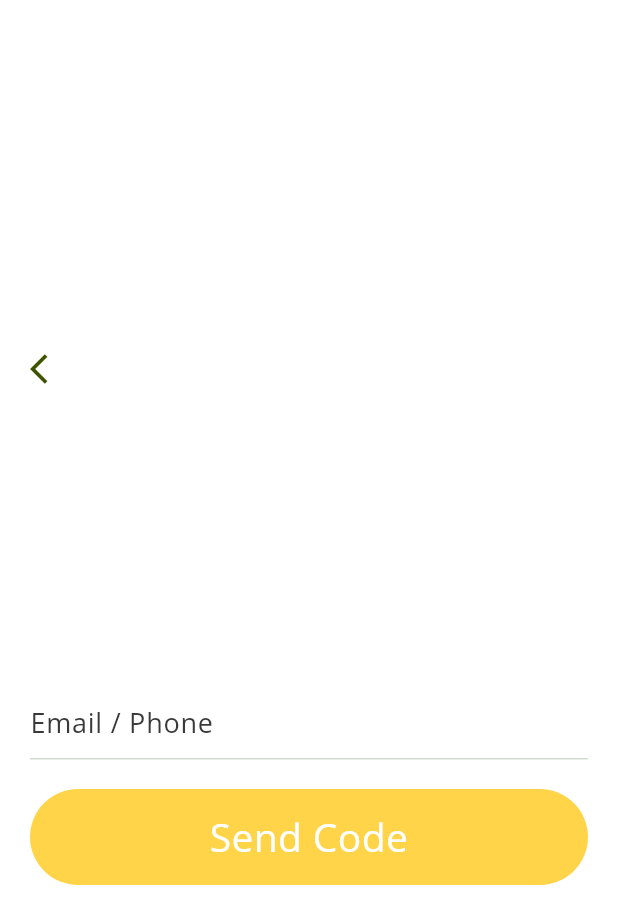
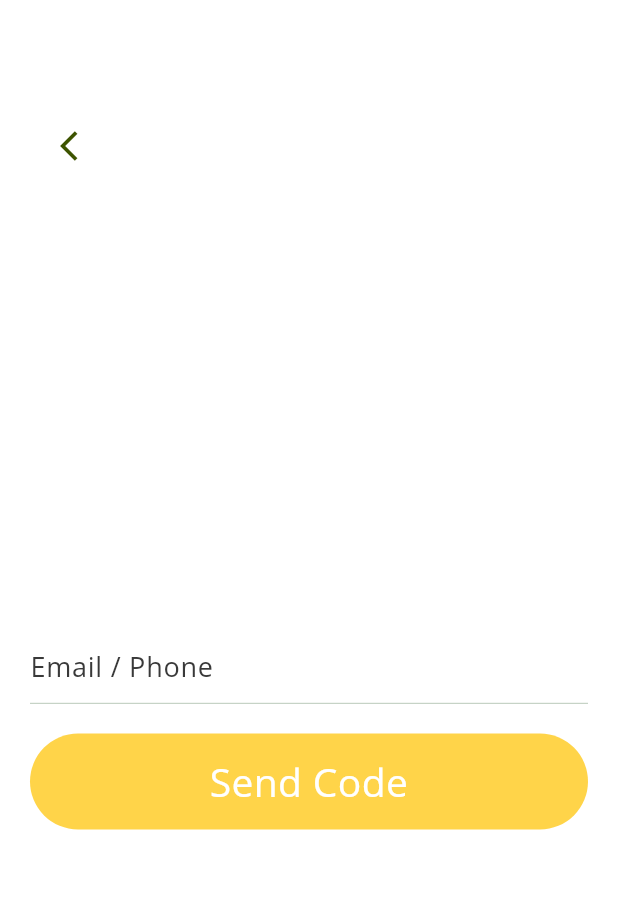
Before and after one commit to Radwa812-Apps/team-near-my-, a Flutter app: the ForgotPassword screen opened by its route, on a phone screen of 412 x 824 dp. Shown: the top 924 px of the screen. Run offline on Flutter 3.47's test engine with Material 3 defaults, Android fonts, the light colour scheme and no system bars; Roboto replaces fonts that are missing (Open Sans).

Commit message:
solve exception on forgetpassword

```diff
--- a/lib/Features/Register/Forgot_password/Screens/forgot_password.dart
+++ b/lib/Features/Register/Forgot_password/Screens/forgot_password.dart
@@ -13,7 +13,12 @@ class ForgotPassword extends StatelessWidget {
   Widget build(BuildContext context) {
     return Scaffold(
       backgroundColor: background,
-      body: Center(
+      body: Stack(
+        children: [
+          // ArrowBack positioned at top left
+          const ArrowBack(top: 85, left: 40),
+          // Main content centered below the arrow
+          Center(
             child: SingleChildScrollView(
               child: Padding(
                 padding: const EdgeInsets.symmetric(horizontal: 20),
@@ -22,11 +27,7 @@ class ForgotPassword extends StatelessWidget {
                   child: Column(
                     crossAxisAlignment: CrossAxisAlignment.start,
                     children: [
-                  const ArrowBack(top: 85, left: 40),
-
-                  const SizedBox(height: 200),
-
-
+                      const SizedBox(height: 150), // Space below the arrow
                       TextFormField(
                         validator: (value) {
                           if (value == null || value.isEmpty) {
@@ -38,13 +39,13 @@ class ForgotPassword extends StatelessWidget {
                           hintText: 'Email / Phone',
                           hintStyle: TextStyles.forgotPasswordText,
                           enabledBorder: UnderlineInputBorder(
-                        borderSide:  BorderSide(
+                            borderSide: BorderSide(
                               color: kPrimaryColor1,
                               width: 0.25,
                             ),
                           ),
                           focusedBorder: UnderlineInputBorder(
-                        borderSide:  BorderSide(
+                            borderSide: BorderSide(
                               color: kPrimaryColor1,
                               width: 0.5,
                             ),
@@ -52,26 +53,16 @@ class ForgotPassword extends StatelessWidget {
                         ),
                         style: TextStyles.forgotPasswordText,
                       ),
-
                       const SizedBox(height: 20),
-
-
                       ForgotPasswordButton(
                         buttonText: 'Send Code',
                         onTap: () {
-
                           if (formKey.currentState!.validate()) {
-
-                        Navigator.pushNamed(
-                          context,'ConfirmPassword'
-
-                        );
+                            Navigator.pushNamed(context, 'ConfirmPassword');
                           } else {
-
                             print("Validation failed");
                           }
                         },
-
                       ),
                     ],
                   ),
@@ -79,6 +70,8 @@ class ForgotPassword extends StatelessWidget {
               ),
             ),
           ),
+        ],
+      ),
     );
   }
 }
--- a/lib/main.dart
+++ b/lib/main.dart
@@ -36,7 +36,7 @@ class NearMeApp extends StatelessWidget {
         'PermissionLocation': (context) => PermissionLocation(),
         'Permissions': (context) => Permissions(),
       },
-      initialRoute: 'Permissions',
+      initialRoute: 'ForgotPassword',
     );
   }
 }
```
Lines whose indentation alone changed are shown as unchanged.
